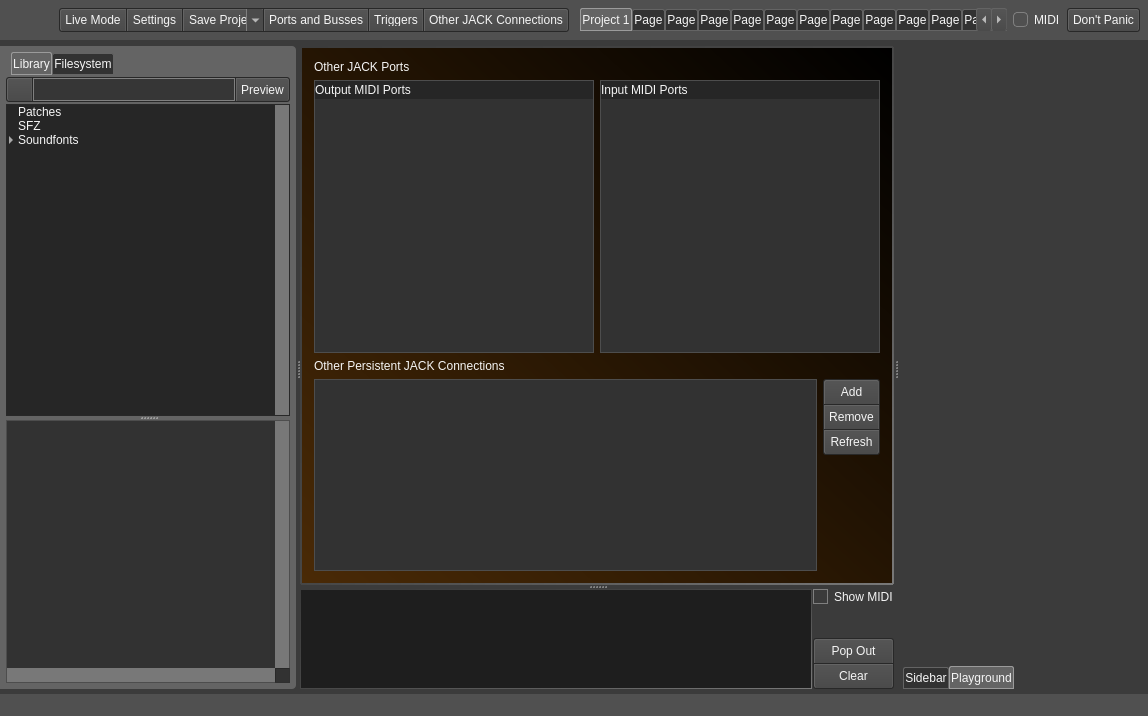
The window that src/mainwindow.ui (noedigcode/konfyt) describes before a commit, drawn with Qt 5.
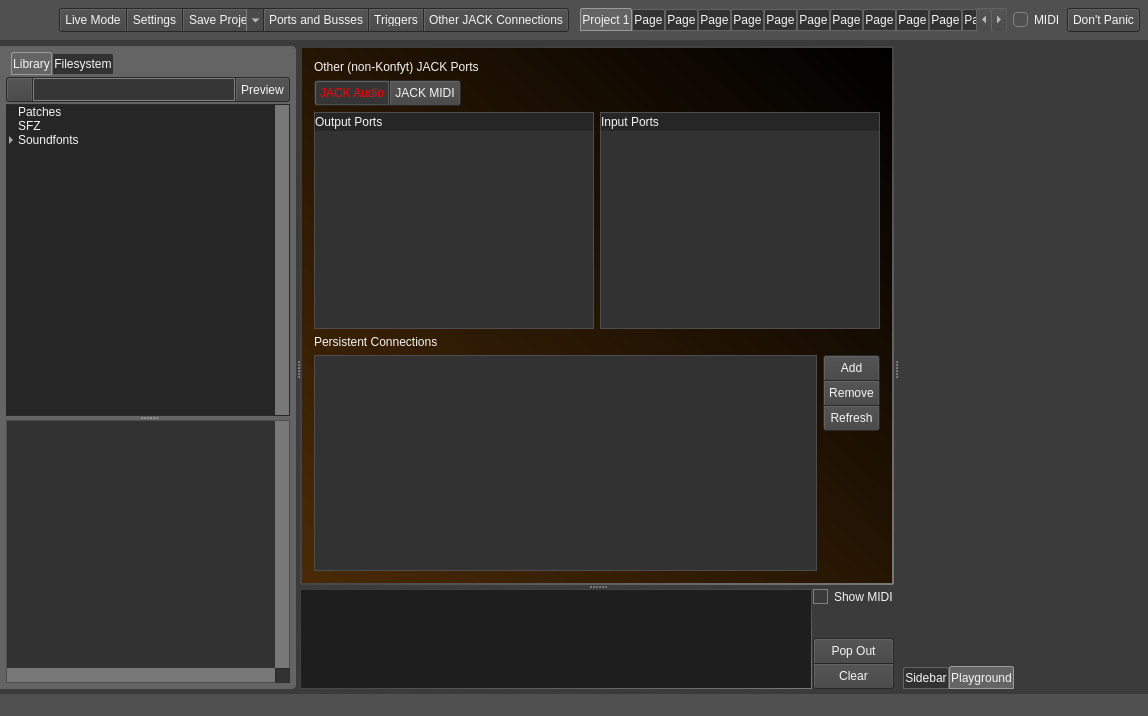
The same window after the commit. The open tabs and pages were chosen to show the change. Icons and pictures are not drawn.

Commit message: Added other (non-Konfyt) JACK Audio ports connections. Tested.

```diff
--- a/src/mainwindow.ui
+++ b/src/mainwindow.ui
@@ -5529,15 +5529,15 @@
             <property name="title">
              <string/>
             </property>
-            <layout class="QGridLayout" name="gridLayout_43" rowstretch="0,1,0,0">
+            <layout class="QGridLayout" name="gridLayout_43" rowstretch="0,0,0,0,0">
              <item row="0" column="0">
               <widget class="QLabel" name="label">
                <property name="text">
-                <string>Other JACK Ports</string>
+                <string>Other (non-Konfyt) JACK Ports</string>
                </property>
               </widget>
              </item>
-             <item row="3" column="0">
+             <item row="4" column="0">
               <layout class="QGridLayout" name="gridLayout_41">
                <item row="0" column="0">
                 <widget class="QListWidget" name="listWidget_jackConnections"/>
@@ -5696,13 +5696,13 @@
                </item>
               </layout>
              </item>
-             <item row="1" column="0">
+             <item row="2" column="0">
               <layout class="QGridLayout" name="gridLayout_42">
                <item row="1" column="0">
                 <widget class="QTreeWidget" name="treeWidget_jackPortsOut">
                  <column>
                   <property name="text">
-                   <string notr="true">Output MIDI Ports</string>
+                   <string notr="true">Output Ports</string>
                   </property>
                  </column>
                 </widget>
@@ -5711,20 +5711,130 @@
                 <widget class="QTreeWidget" name="treeWidget_jackportsIn">
                  <column>
                   <property name="text">
-                   <string notr="true">Input MIDI Ports</string>
+                   <string notr="true">Input Ports</string>
                   </property>
                  </column>
                 </widget>
                </item>
               </layout>
              </item>
-             <item row="2" column="0">
+             <item row="3" column="0">
               <widget class="QLabel" name="label_22">
                <property name="text">
-                <string>Other Persistent JACK Connections</string>
+                <string>Persistent Connections</string>
                </property>
               </widget>
              </item>
+             <item row="1" column="0">
+              <layout class="QHBoxLayout" name="horizontalLayout_31">
+               <item>
+                <widget class="QFrame" name="frame_34">
+                 <property name="sizePolicy">
+                  <sizepolicy hsizetype="Minimum" vsizetype="Preferred">
+                   <horstretch>0</horstretch>
+                   <verstretch>0</verstretch>
+                  </sizepolicy>
+                 </property>
+                 <property name="styleSheet">
+                  <string notr="true">QFrame{
+	background: rgb(40,40,40);
+    padding: 1px;
+	border-radius: 3px;
+}
+
+</string>
+                 </property>
+                 <property name="frameShape">
+                  <enum>QFrame::StyledPanel</enum>
+                 </property>
+                 <property name="frameShadow">
+                  <enum>QFrame::Raised</enum>
+                 </property>
+                 <layout class="QHBoxLayout" name="horizontalLayout_23">
+                  <property name="spacing">
+                   <number>1</number>
+                  </property>
+                  <property name="leftMargin">
+                   <number>0</number>
+                  </property>
+                  <property name="topMargin">
+                   <number>0</number>
+                  </property>
+                  <property name="rightMargin">
+                   <number>0</number>
+                  </property>
+                  <property name="bottomMargin">
+                   <number>0</number>
+                  </property>
+                  <item>
+                   <widget class="QPushButton" name="pushButton_JackAudioPorts">
+                    <property name="maximumSize">
+                     <size>
+                      <width>16777215</width>
+                      <height>16777215</height>
+                     </size>
+                    </property>
+                    <property name="toolTip">
+                     <string>Clear console</string>
+                    </property>
+                    <property name="styleSheet">
+                     <string notr="true">border-top-right-radius: 0;
+border-bottom-right-radius: 0;
+</string>
+                    </property>
+                    <property name="text">
+                     <string>JACK Audio</string>
+                    </property>
+                    <property name="checkable">
+                     <bool>true</bool>
+                    </property>
+                    <property name="checked">
+                     <bool>true</bool>
+                    </property>
+                   </widget>
+                  </item>
+                  <item>
+                   <widget class="QPushButton" name="pushButton_JackMidiPorts">
+                    <property name="sizePolicy">
+                     <sizepolicy hsizetype="Minimum" vsizetype="Fixed">
+                      <horstretch>0</horstretch>
+                      <verstretch>0</verstretch>
+                     </sizepolicy>
+                    </property>
+                    <property name="toolTip">
+                     <string>Show pop-out console</string>
+                    </property>
+                    <property name="styleSheet">
+                     <string notr="true">border-bottom-left-radius: 0;
+border-top-left-radius: 0;
+</string>
+                    </property>
+                    <property name="text">
+                     <string>JACK MIDI</string>
+                    </property>
+                    <property name="checkable">
+                     <bool>true</bool>
+                    </property>
+                   </widget>
+                  </item>
+                 </layout>
+                </widget>
+               </item>
+               <item>
+                <spacer name="horizontalSpacer_4">
+                 <property name="orientation">
+                  <enum>Qt::Horizontal</enum>
+                 </property>
+                 <property name="sizeHint" stdset="0">
+                  <size>
+                   <width>40</width>
+                   <height>20</height>
+                  </size>
+                 </property>
+                </spacer>
+               </item>
+              </layout>
+             </item>
             </layout>
            </widget>
           </item>
```
Left out of the diff: 2 changed lines with no effect on the pictures. The commit also changes 4 other files.
